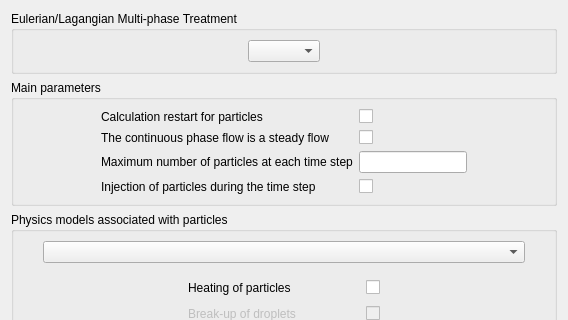
The window that gui/Pages/LagrangianForm.ui (code-saturne/code_saturne) describes before a commit, drawn with Qt 5; both pictures show x 0 to 568 and y 0 to 320 of the 568 by 805 pixel window.
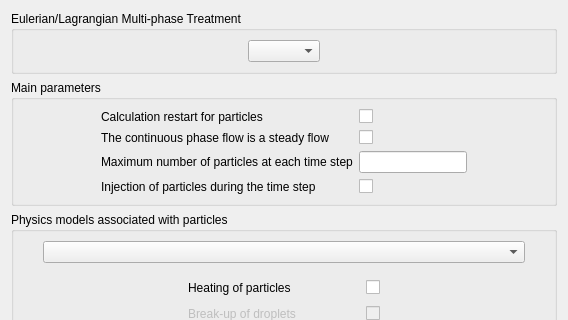
The same window after the commit. Icons and pictures are not drawn.

Commit message: Fix a number of bugs in the Lagrangian module. This changeset has been provided by Mathieu Guingo <mathieu.guingo@edf.fr>. Thanks to Ralf Becker for discovering the issues and fixing them.

The edit to the form file:
```diff
--- a/gui/Pages/LagrangianForm.ui
+++ b/gui/Pages/LagrangianForm.ui
@@ -18,7 +18,7 @@
      <item>
       <widget class="QGroupBox" name="groupBoxIILAGR" >
        <property name="title" >
-        <string>Eulerian/Lagangian Multi-phase Treatment</string>
+        <string>Eulerian/Lagrangian Multi-phase Treatment</string>
        </property>
        <layout class="QHBoxLayout" name="horizontalLayout_8" >
         <item>
```
The commit also changes 7 other files.
